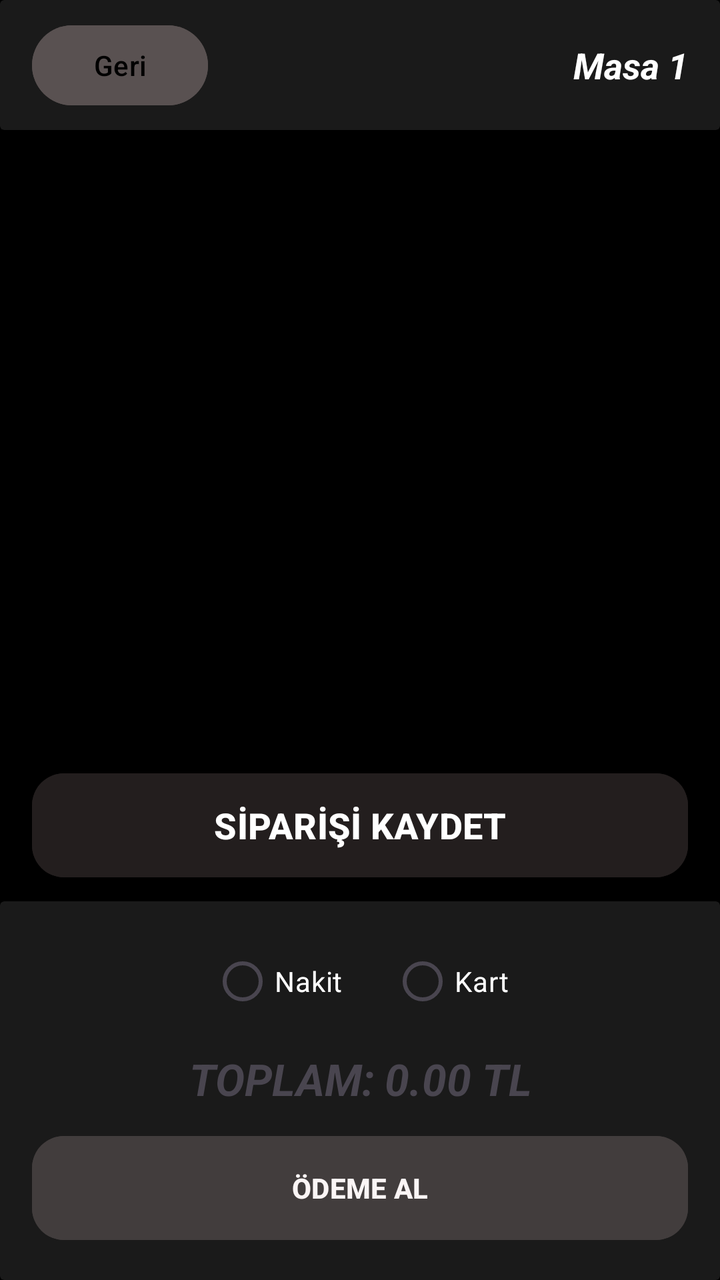
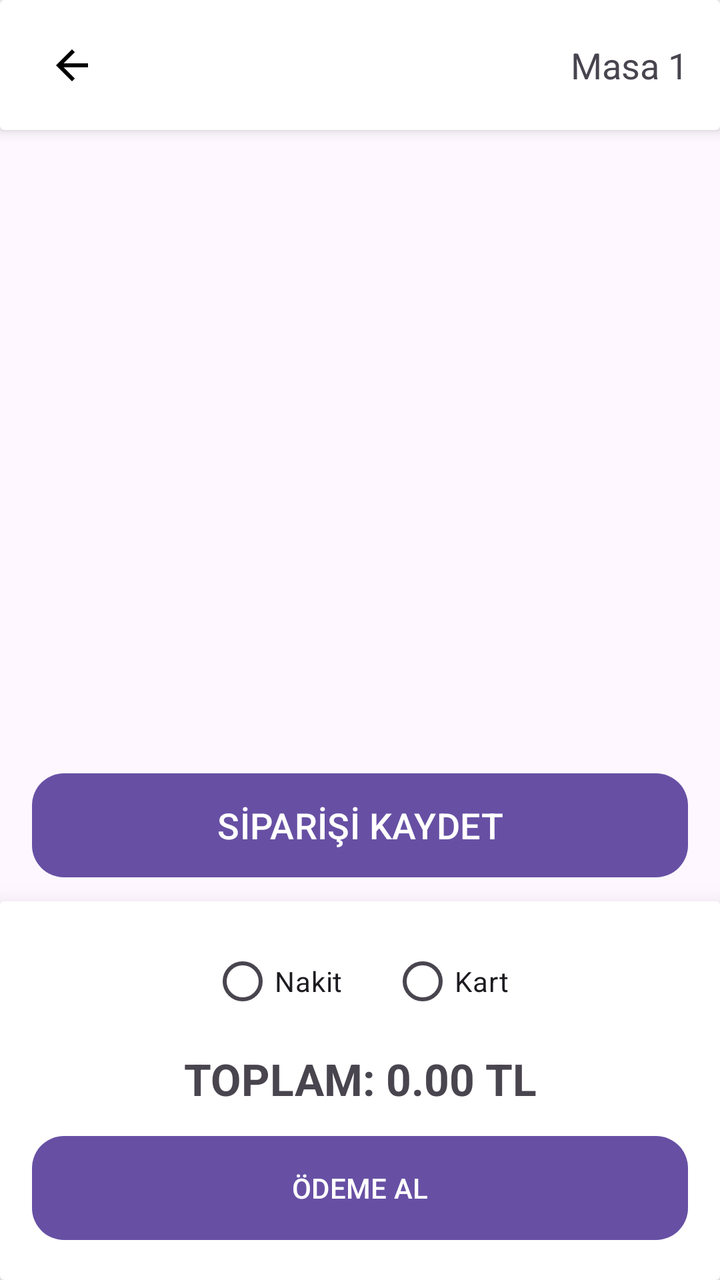

Screens rendered from an Android XML layout before and after an edit, with the pre-edit source and the edit as a unified diff.
<!-- AndroidManifest.xml: application theme Theme.CumhuriyetCafe -->
<!-- res/layout/fragment_menuler.xml -->
<?xml version="1.0" encoding="utf-8"?>
<androidx.constraintlayout.widget.ConstraintLayout xmlns:android="http://schemas.android.com/apk/res/android"
    xmlns:app="http://schemas.android.com/apk/res-auto"
    xmlns:tools="http://schemas.android.com/tools"
    android:layout_width="match_parent"
    android:layout_height="match_parent"
    android:background="#000000"> <androidx.cardview.widget.CardView
    android:id="@+id/topBar"
    android:layout_width="match_parent"
    android:layout_height="65dp"
    app:cardBackgroundColor="#1A1A1A"
    app:cardElevation="4dp"
    app:layout_constraintTop_toTopOf="parent">

    <androidx.constraintlayout.widget.ConstraintLayout
        android:layout_width="match_parent"
        android:layout_height="match_parent"
        android:paddingHorizontal="16dp">

        <Button
            android:id="@+id/buttonGeri"
            android:layout_width="wrap_content"
            android:layout_height="wrap_content"
            android:backgroundTint="#595151"
            android:text="Geri"
            android:textColor="#000000"
            app:layout_constraintBottom_toBottomOf="parent"
            app:layout_constraintStart_toStartOf="parent"
            app:layout_constraintTop_toTopOf="parent" />

        <TextView
            android:id="@+id/textViewMasaAdi"
            android:layout_width="wrap_content"
            android:layout_height="wrap_content"
            android:text="Masa 1"
            android:textColor="#FFFFFF"
            android:textSize="18sp"
            android:textStyle="italic|bold"
            app:layout_constraintBottom_toBottomOf="parent"
            app:layout_constraintEnd_toEndOf="parent"
            app:layout_constraintTop_toTopOf="parent" />
    </androidx.constraintlayout.widget.ConstraintLayout>
</androidx.cardview.widget.CardView>

    <androidx.recyclerview.widget.RecyclerView
        android:id="@+id/kategoriler"
        android:layout_width="match_parent"
        android:layout_height="wrap_content"
        android:background="#000000"
        android:orientation="horizontal"
        android:padding="8dp"
        app:layoutManager="androidx.recyclerview.widget.LinearLayoutManager"
        app:layout_constraintTop_toBottomOf="@id/topBar"
        tools:listitem="@layout/kategori_recycler_view" />

    <androidx.recyclerview.widget.RecyclerView
        android:id="@+id/Menu"
        android:layout_width="0dp"
        android:layout_height="0dp"
        android:layout_marginHorizontal="8dp"
        android:background="#000000"
        app:layoutManager="androidx.recyclerview.widget.LinearLayoutManager"
        app:layout_constraintBottom_toTopOf="@id/siparisiKaydetButton"
        app:layout_constraintEnd_toEndOf="parent"
        app:layout_constraintStart_toStartOf="parent"
        app:layout_constraintTop_toBottomOf="@id/kategoriler"
        tools:listitem="@layout/menu_recycler_view" />

    <Button
        android:id="@+id/siparisiKaydetButton"
        android:layout_width="match_parent"
        android:layout_height="60dp"
        android:layout_marginHorizontal="16dp"
        android:layout_marginBottom="8dp"
        android:text="SİPARİŞİ KAYDET"
        android:textColor="#FFFFFF"
        android:textSize="18sp"
        android:backgroundTint="#231E1E"
        android:textStyle="bold"
        app:cornerRadius="16dp"
        app:layout_constraintBottom_toTopOf="@id/kontrolPaneli" />

    <androidx.cardview.widget.CardView
        android:id="@+id/kontrolPaneli"
        android:layout_width="match_parent"
        android:layout_height="wrap_content"
        app:cardBackgroundColor="#1A1A1A"
        app:cardElevation="16dp"
        app:layout_constraintBottom_toBottomOf="parent">

        <LinearLayout
            android:layout_width="match_parent"
            android:layout_height="wrap_content"
            android:orientation="vertical"
            android:padding="16dp">

            <RadioGroup
                android:id="@+id/OdemeTuru"
                android:layout_width="match_parent"
                android:layout_height="wrap_content"
                android:gravity="center"
                android:orientation="horizontal">

                <RadioButton
                    android:id="@+id/Nakit"
                    android:layout_width="wrap_content"
                    android:layout_height="wrap_content"
                    android:buttonTint="#FFFFFF"
                    android:text="Nakit"
                    android:textColor="#FFFFFF" />

                <RadioButton
                    android:id="@+id/Kart"
                    android:layout_width="wrap_content"
                    android:layout_height="wrap_content"
                    android:layout_marginStart="24dp"
                    android:buttonTint="#FFFFFF"
                    android:text="Kart"
                    android:textColor="#FFFFFF" />
            </RadioGroup>

            <TextView
                android:id="@+id/ToplamTutar"
                android:layout_width="match_parent"
                android:layout_height="wrap_content"
                android:gravity="center"
                android:padding="10dp"
                android:text="TOPLAM: 0.00 TL"
                android:textSize="22sp"
                android:textStyle="italic|bold" />

            <Button
                android:id="@+id/buttonOdemeYap"
                android:layout_width="match_parent"
                android:layout_height="60dp"
                android:text="ÖDEME AL"
                android:backgroundTint="#423D3D"
                android:textColor="#FBF5F5"
                android:textStyle="bold"
                app:cornerRadius="16dp" />
        </LinearLayout>
    </androidx.cardview.widget.CardView>

    <FrameLayout
        android:id="@+id/basariliEkran"
        android:layout_width="match_parent"
        android:layout_height="match_parent"
        android:background="#000000"
        android:elevation="100dp"
        android:visibility="gone">

        <TextView
            android:layout_width="wrap_content"
            android:layout_height="wrap_content"
            android:layout_gravity="center"
            android:text="İŞLEM TAMAMLANDI"
            android:textColor="#3CB63F"
            android:textSize="30sp"
            android:textStyle="bold" />
    </FrameLayout>

</androidx.constraintlayout.widget.ConstraintLayout>
<!-- res/layout/kategori_recycler_view.xml (included above) -->
<?xml version="1.0" encoding="utf-8"?>
<LinearLayout
    xmlns:android="http://schemas.android.com/apk/res/android"
    xmlns:app="http://schemas.android.com/apk/res-auto"
    android:layout_width="wrap_content"
    android:layout_height="wrap_content"
    android:gravity="center"
    android:orientation="vertical"
    android:padding="8dp">

    <com.google.android.material.card.MaterialCardView
        android:id="@+id/kategoriCard"
        android:layout_width="70dp"
        android:layout_height="70dp"
        app:cardCornerRadius="35dp"
        app:cardElevation="3dp"
        app:strokeWidth="2dp">

        <ImageView
            android:id="@+id/kategoriResmi"
            android:layout_width="wrap_content"
            android:layout_height="wrap_content" />
    </com.google.android.material.card.MaterialCardView>

    <TextView
        android:id="@+id/kategoriAdiTextView"
        android:layout_width="wrap_content"
        android:layout_height="wrap_content"
        android:layout_marginTop="6dp"
        android:text="Kategori"
        android:textSize="15sp" />
</LinearLayout>
<!-- res/layout/menu_recycler_view.xml (included above) -->
<?xml version="1.0" encoding="utf-8"?>
<LinearLayout xmlns:android="http://schemas.android.com/apk/res/android"
    xmlns:app="http://schemas.android.com/apk/res-auto"
    android:layout_width="match_parent"
    android:layout_height="wrap_content"
    android:gravity="center_vertical"
    android:orientation="horizontal"
    android:padding="12dp">

    <TextView
        android:id="@+id/urununIsmi"
        android:layout_width="0dp"
        android:layout_height="wrap_content"
        android:layout_weight="1"
        android:text="Ürün Adı"
        android:textSize="18sp" />

    <TextView
        android:id="@+id/urununFiyati"
        android:layout_width="wrap_content"
        android:layout_height="wrap_content"
        android:layout_marginEnd="12dp"
        android:text="0.00 TL"
        android:textSize="18sp" />

    <com.google.android.material.button.MaterialButton
        android:id="@+id/buttonEksi"
        android:layout_width="40dp"
        android:layout_height="40dp"
        android:insetLeft="0dp"
        android:insetTop="0dp"
        android:insetRight="0dp"
        android:insetBottom="0dp"
        android:padding="0dp"
        android:text="-"
        android:textSize="20sp"
        app:cornerRadius="20dp" />

    <TextView
        android:id="@+id/urununAdedi"
        android:layout_width="35dp"
        android:layout_height="wrap_content"
        android:gravity="center"
        android:text="0"
        android:textSize="18sp" />

    <com.google.android.material.button.MaterialButton
        android:id="@+id/buttonArti"
        android:layout_width="40dp"
        android:layout_height="40dp"
        android:insetLeft="0dp"
        android:insetTop="0dp"
        android:insetRight="0dp"
        android:insetBottom="0dp"
        android:padding="0dp"
        android:text="+"
        android:textSize="20sp"
        app:cornerRadius="20dp" />
</LinearLayout>
<!-- resources referenced by this layout -->
<resources>
  <style name="Theme.CumhuriyetCafe" parent="Base.Theme.CumhuriyetCafe" />
  <style name="Base.Theme.CumhuriyetCafe" parent="Theme.Material3.DayNight.NoActionBar">
          
          
      </style>
</resources>

<!-- the commit's change to res/layout/fragment_menuler.xml (unified diff, before → after) -->
@@ -3,53 +3,51 @@
     xmlns:app="http://schemas.android.com/apk/res-auto"
     xmlns:tools="http://schemas.android.com/tools"
     android:layout_width="match_parent"
-    android:layout_height="match_parent"
-    android:background="#000000"> <androidx.cardview.widget.CardView
-    android:id="@+id/topBar"
-    android:layout_width="match_parent"
-    android:layout_height="65dp"
-    app:cardBackgroundColor="#1A1A1A"
-    app:cardElevation="4dp"
-    app:layout_constraintTop_toTopOf="parent">
-
-    <androidx.constraintlayout.widget.ConstraintLayout
-        android:layout_width="match_parent"
-        android:layout_height="match_parent"
-        android:paddingHorizontal="16dp">
-
-        <Button
-            android:id="@+id/buttonGeri"
-            android:layout_width="wrap_content"
-            android:layout_height="wrap_content"
-            android:backgroundTint="#595151"
-            android:text="Geri"
-            android:textColor="#000000"
-            app:layout_constraintBottom_toBottomOf="parent"
-            app:layout_constraintStart_toStartOf="parent"
-            app:layout_constraintTop_toTopOf="parent" />
-
-        <TextView
-            android:id="@+id/textViewMasaAdi"
-            android:layout_width="wrap_content"
-            android:layout_height="wrap_content"
-            android:text="Masa 1"
-            android:textColor="#FFFFFF"
-            android:textSize="18sp"
-            android:textStyle="italic|bold"
-            app:layout_constraintBottom_toBottomOf="parent"
-            app:layout_constraintEnd_toEndOf="parent"
-            app:layout_constraintTop_toTopOf="parent" />
-    </androidx.constraintlayout.widget.ConstraintLayout>
-</androidx.cardview.widget.CardView>
+    android:layout_height="match_parent">
+
+    <androidx.cardview.widget.CardView
+        android:id="@+id/topBar"
+        android:layout_width="match_parent"
+        android:layout_height="65dp"
+        app:cardElevation="4dp"
+        app:layout_constraintTop_toTopOf="parent">
+
+        <androidx.constraintlayout.widget.ConstraintLayout
+            android:layout_width="match_parent"
+            android:layout_height="match_parent"
+            android:paddingHorizontal="16dp">
+
+            <ImageView
+                android:id="@+id/buttonGeri"
+                android:layout_width="40dp"
+                android:layout_height="40dp"
+                android:padding="8dp"
+                android:src="@drawable/baseline_arrow_back_24"
+                app:layout_constraintBottom_toBottomOf="parent"
+                app:layout_constraintStart_toStartOf="parent"
+                app:layout_constraintTop_toTopOf="parent" />
+
+            <TextView
+                android:id="@+id/textViewMasaAdi"
+                android:layout_width="wrap_content"
+                android:layout_height="wrap_content"
+                android:text="Masa 1"
+                android:textSize="18sp"
+                app:layout_constraintBottom_toBottomOf="parent"
+                app:layout_constraintEnd_toEndOf="parent"
+                app:layout_constraintTop_toTopOf="parent" />
+        </androidx.constraintlayout.widget.ConstraintLayout>
+    </androidx.cardview.widget.CardView>
 
     <androidx.recyclerview.widget.RecyclerView
         android:id="@+id/kategoriler"
         android:layout_width="match_parent"
         android:layout_height="wrap_content"
-        android:background="#000000"
         android:orientation="horizontal"
         android:padding="8dp"
         app:layoutManager="androidx.recyclerview.widget.LinearLayoutManager"
+        app:layout_constraintEnd_toEndOf="parent"
+        app:layout_constraintStart_toStartOf="parent"
         app:layout_constraintTop_toBottomOf="@id/topBar"
         tools:listitem="@layout/kategori_recycler_view" />
 
@@ -58,7 +56,6 @@
         android:layout_width="0dp"
         android:layout_height="0dp"
         android:layout_marginHorizontal="8dp"
-        android:background="#000000"
         app:layoutManager="androidx.recyclerview.widget.LinearLayoutManager"
         app:layout_constraintBottom_toTopOf="@id/siparisiKaydetButton"
         app:layout_constraintEnd_toEndOf="parent"
@@ -73,10 +70,7 @@
         android:layout_marginHorizontal="16dp"
         android:layout_marginBottom="8dp"
         android:text="SİPARİŞİ KAYDET"
-        android:textColor="#FFFFFF"
         android:textSize="18sp"
-        android:backgroundTint="#231E1E"
-        android:textStyle="bold"
         app:cornerRadius="16dp"
         app:layout_constraintBottom_toTopOf="@id/kontrolPaneli" />
 
@@ -84,7 +78,6 @@
         android:id="@+id/kontrolPaneli"
         android:layout_width="match_parent"
         android:layout_height="wrap_content"
-        app:cardBackgroundColor="#1A1A1A"
         app:cardElevation="16dp"
         app:layout_constraintBottom_toBottomOf="parent">
 
@@ -105,18 +98,14 @@
                     android:id="@+id/Nakit"
                     android:layout_width="wrap_content"
                     android:layout_height="wrap_content"
-                    android:buttonTint="#FFFFFF"
-                    android:text="Nakit"
-                    android:textColor="#FFFFFF" />
+                    android:text="Nakit" />
 
                 <RadioButton
                     android:id="@+id/Kart"
                     android:layout_width="wrap_content"
                     android:layout_height="wrap_content"
                     android:layout_marginStart="24dp"
-                    android:buttonTint="#FFFFFF"
-                    android:text="Kart"
-                    android:textColor="#FFFFFF" />
+                    android:text="Kart" />
             </RadioGroup>
 
             <TextView
@@ -127,16 +116,13 @@
                 android:padding="10dp"
                 android:text="TOPLAM: 0.00 TL"
                 android:textSize="22sp"
-                android:textStyle="italic|bold" />
+                android:textStyle="bold" />
 
             <Button
                 android:id="@+id/buttonOdemeYap"
                 android:layout_width="match_parent"
                 android:layout_height="60dp"
                 android:text="ÖDEME AL"
-                android:backgroundTint="#423D3D"
-                android:textColor="#FBF5F5"
-                android:textStyle="bold"
                 app:cornerRadius="16dp" />
         </LinearLayout>
     </androidx.cardview.widget.CardView>
@@ -145,18 +131,38 @@
         android:id="@+id/basariliEkran"
         android:layout_width="match_parent"
         android:layout_height="match_parent"
-        android:background="#000000"
         android:elevation="100dp"
         android:visibility="gone">
 
-        <TextView
+        <LinearLayout
             android:layout_width="wrap_content"
             android:layout_height="wrap_content"
             android:layout_gravity="center"
-            android:text="İŞLEM TAMAMLANDI"
-            android:textColor="#3CB63F"
-            android:textSize="30sp"
-            android:textStyle="bold" />
+            android:gravity="center"
+            android:orientation="vertical">
+
+            <ImageView
+                android:layout_width="150dp"
+                android:layout_height="150dp"
+                android:src="@drawable/masalar_recycler_image_view"
+                android:layout_marginBottom="16dp" />
+
+            <TextView
+                android:layout_width="wrap_content"
+                android:layout_height="wrap_content"
+                android:text="İŞLEM TAMAMLANDI"
+                android:textColor="#4CAF50"
+                android:textSize="28sp"
+                android:textStyle="bold" />
+
+            <TextView
+                android:layout_width="wrap_content"
+                android:layout_height="wrap_content"
+                android:layout_marginTop="8dp"
+                android:text="İşlem Başarıyla Gerçekleşti"
+                android:textColor="#BBBBBB"
+                android:textSize="20sp" />
+        </LinearLayout>
     </FrameLayout>
 
 </androidx.constraintlayout.widget.ConstraintLayout>
<!-- resource entries referenced after the edit -->
@@ -1,5 +1,22 @@
 <!-- resources referenced by this layout -->
 <resources>
+  <!-- drawable baseline_arrow_back_24 (drawable) -->
+  <vector xmlns:android="http://schemas.android.com/apk/res/android" android:autoMirrored="true" android:height="24dp" android:tint="#000000" android:viewportHeight="24" android:viewportWidth="24" android:width="24dp">
+        
+      <path android:fillColor="@android:color/white" android:pathData="M20,11H7.83l5.59,-5.59L12,4l-8,8 8,8 1.41,-1.41L7.83,13H20v-2z"/>
+      
+  </vector>
+  <!-- drawable masalar_recycler_image_view (drawable) -->
+  <vector xmlns:android="http://schemas.android.com/apk/res/android"
+      android:width="200dp"
+      android:height="200dp"
+      android:viewportWidth="24"
+      android:viewportHeight="24"
+      android:tint="#4CAF50">
+      <path
+          android:fillColor="@android:color/white"
+          android:pathData="M9,16.17L4.83,12l-1.42,1.41L9,19 21,7l-1.41,-1.41z"/>
+  </vector>
   <style name="Theme.CumhuriyetCafe" parent="Base.Theme.CumhuriyetCafe" />
   <style name="Base.Theme.CumhuriyetCafe" parent="Theme.Material3.DayNight.NoActionBar">
           
